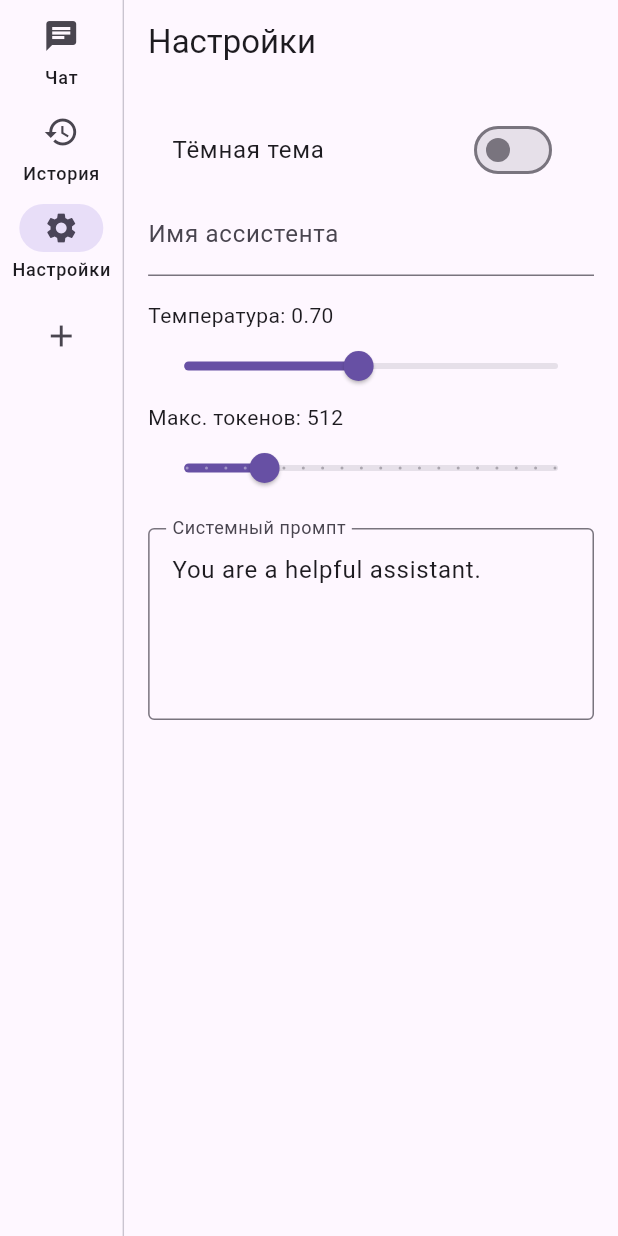
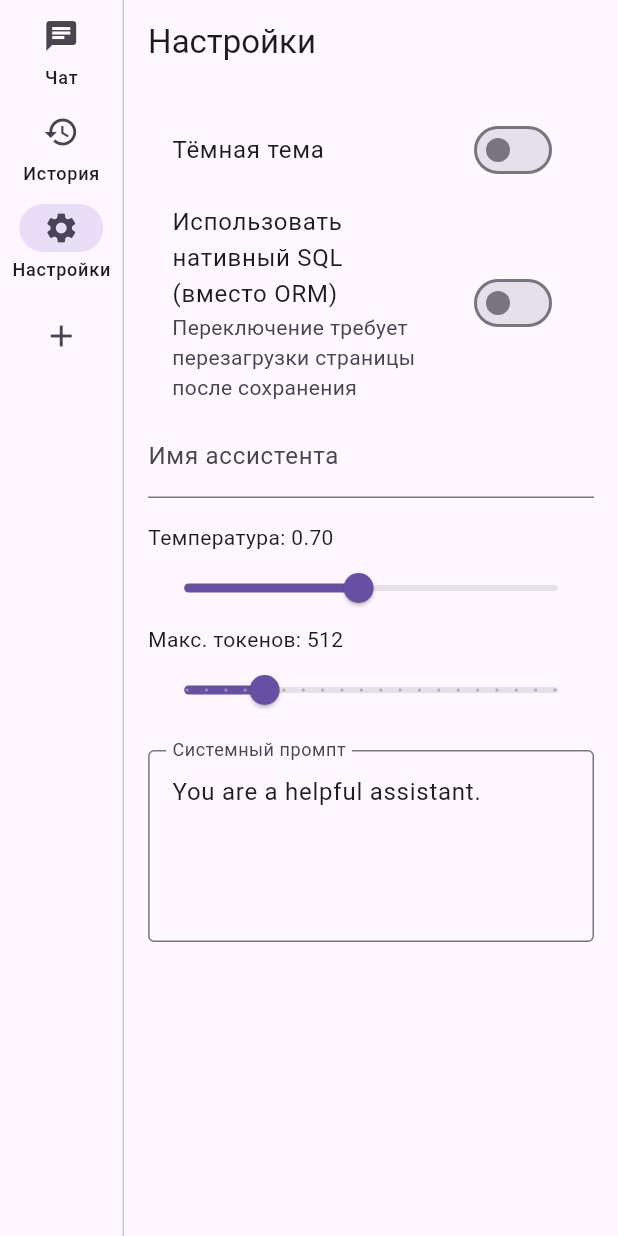
Before and after one commit to Kirill7376/practica-25-04-26, a Flutter app: the screen it shows after launch, after a tap on "История", after a tap on "Настройки", on a phone screen of 412 x 824 dp. Run offline on Flutter 3.47's test engine with Material 3 defaults, Android fonts, the phone set to English and light mode, and no system bars; our stand-ins replace file_picker, flutter_markdown, shared_preferences; network calls fail; statements that could not run were skipped.

Commit message:
Update settings_screen.dart

```diff
--- a/chat_app_main/lib/screens/settings_screen.dart
+++ b/chat_app_main/lib/screens/settings_screen.dart
@@ -1,13 +1,14 @@
 import 'package:flutter/material.dart';
 import 'package:flutter_application_1/services/settings.dart';
+import 'package:flutter_application_1/services/api_service.dart';
 
 class SettingsScreen extends StatefulWidget {
   final AppSettings settings;
   final VoidCallback onSettingsChanged;
   const SettingsScreen({super.key, required this.settings, required this.onSettingsChanged});
+
   @override
-  // ignore: library_private_types_in_public_api
-  _SettingsScreenState createState() => _SettingsScreenState();
+  State<SettingsScreen> createState() => _SettingsScreenState();
 }
 
 class _SettingsScreenState extends State<SettingsScreen> {
@@ -16,6 +17,8 @@ class _SettingsScreenState extends State<SettingsScreen> {
   late double _temperature;
   late int _maxTokens;
   late bool _isDark;
+  late bool _useNativeDb;
+  final ApiService _api = ApiService();
 
   @override
   void initState() {
@@ -25,9 +28,24 @@ class _SettingsScreenState extends State<SettingsScreen> {
     _temperature = widget.settings.temperature;
     _maxTokens = widget.settings.maxTokens;
     _isDark = widget.settings.isDark;
+    _useNativeDb = false; // временно, потом загрузим
 
+    _loadDbMode();
     _systemPromptCtrl.addListener(_save);
     _assistantNameCtrl.addListener(_save);
+  }
+
+  Future<void> _loadDbMode() async {
+    try {
+      final mode = await _api.getDbMode();
+      if (mounted) {
+        setState(() {
+          _useNativeDb = (mode == 'native');
+        });
+      }
+    } catch (e) {
+      debugPrint('Ошибка загрузки режима БД: $e');
+    }
   }
 
   @override
@@ -48,26 +66,51 @@ class _SettingsScreenState extends State<SettingsScreen> {
     widget.onSettingsChanged();
   }
 
+  Future<void> _toggleDbMode(bool value) async {
+  setState(() => _useNativeDb = value);
+  try {
+    await _api.setDbMode(value ? 'native' : 'orm');
+    if (mounted) {
+      ScaffoldMessenger.of(context).showSnackBar(
+        SnackBar(content: Text('Режим БД переключен на ${value ? "нативный SQL" : "ORM"}')),
+      );
+    }
+  } catch (e) {
+    if (mounted) {
+      setState(() => _useNativeDb = !value);
+      ScaffoldMessenger.of(context).showSnackBar(
+        SnackBar(content: Text('Ошибка переключения: $e'), backgroundColor: Colors.red),
+      );
+    }
+  }
+}
+
   @override
   Widget build(BuildContext context) {
     return Scaffold(
-      appBar: AppBar(title: Text('Настройки')),
+      appBar: AppBar(title: const Text('Настройки')),
       body: ListView(
-        padding: EdgeInsets.all(16),
+        padding: const EdgeInsets.all(16),
         children: [
           SwitchListTile(
-            title: Text('Тёмная тема'),
+            title: const Text('Тёмная тема'),
             value: _isDark,
             onChanged: (v) {
               setState(() => _isDark = v);
               _save();
             },
           ),
+          SwitchListTile(
+            title: const Text('Использовать нативный SQL (вместо ORM)'),
+            subtitle: const Text('Переключение требует перезагрузки страницы после сохранения'),
+            value: _useNativeDb,
+            onChanged: _toggleDbMode,
+          ),
           TextField(
             controller: _assistantNameCtrl,
-            decoration: InputDecoration(labelText: 'Имя ассистента'),
+            decoration: const InputDecoration(labelText: 'Имя ассистента'),
           ),
-          SizedBox(height: 16),
+          const SizedBox(height: 16),
           Text('Температура: ${_temperature.toStringAsFixed(2)}'),
           Slider(
             value: _temperature,
@@ -90,11 +133,11 @@ class _SettingsScreenState extends State<SettingsScreen> {
               _save();
             },
           ),
-          SizedBox(height: 16),
+          const SizedBox(height: 16),
           TextField(
             controller: _systemPromptCtrl,
             maxLines: 4,
-            decoration: InputDecoration(labelText: 'Системный промпт', border: OutlineInputBorder()),
+            decoration: const InputDecoration(labelText: 'Системный промпт', border: OutlineInputBorder()),
           ),
         ],
       ),
```
